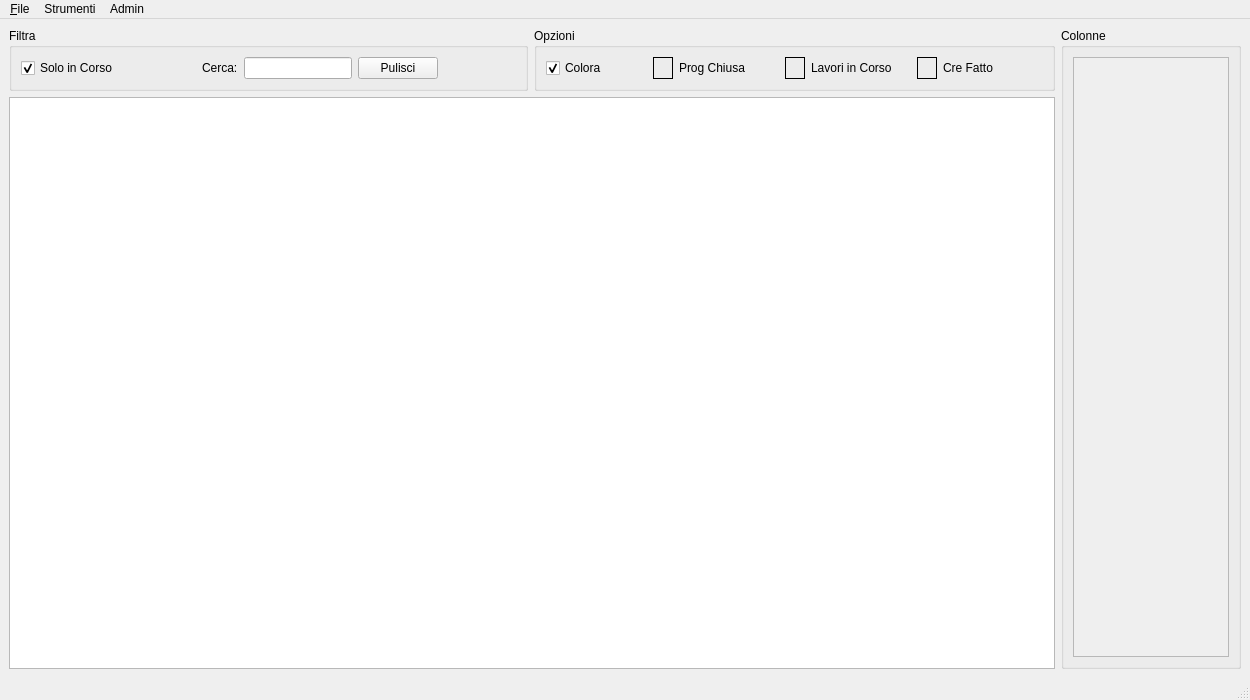
Old version of the form mainwindow.ui in the repository tarateo78/Praticometro.
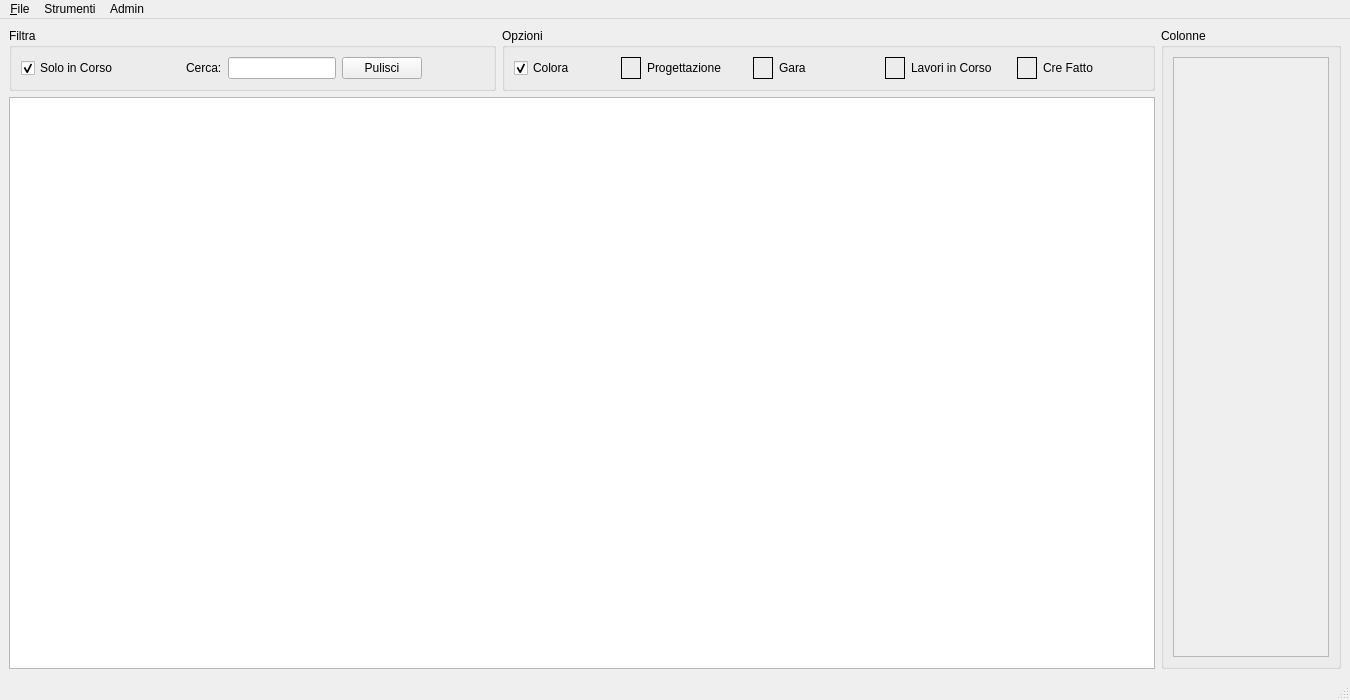
New version of the form.

```diff
--- a/mainwindow.ui
+++ b/mainwindow.ui
@@ -6,7 +6,7 @@
    <rect>
     <x>0</x>
     <y>0</y>
-    <width>1250</width>
+    <width>1350</width>
     <height>700</height>
    </rect>
   </property>
@@ -161,7 +161,36 @@
                     </size>
                    </property>
                    <property name="text">
-                    <string>Prog Chiusa</string>
+                    <string>Progettazione</string>
+                   </property>
+                  </widget>
+                 </item>
+                 <item>
+                  <widget class="QLabel" name="gara">
+                   <property name="minimumSize">
+                    <size>
+                     <width>20</width>
+                     <height>0</height>
+                    </size>
+                   </property>
+                   <property name="frameShape">
+                    <enum>QFrame::Box</enum>
+                   </property>
+                   <property name="text">
+                    <string/>
+                   </property>
+                  </widget>
+                 </item>
+                 <item>
+                  <widget class="QLabel" name="label_5">
+                   <property name="minimumSize">
+                    <size>
+                     <width>100</width>
+                     <height>0</height>
+                    </size>
+                   </property>
+                   <property name="text">
+                    <string>Gara</string>
                    </property>
                   </widget>
                  </item>
@@ -272,8 +301,8 @@
              <rect>
               <x>0</x>
               <y>0</y>
-              <width>154</width>
-              <height>579</height>
+              <width>158</width>
+              <height>599</height>
              </rect>
             </property>
             <layout class="QVBoxLayout" name="verticalLayout_2">
@@ -296,8 +325,8 @@
     <rect>
      <x>0</x>
      <y>0</y>
-     <width>1250</width>
-     <height>26</height>
+     <width>1350</width>
+     <height>22</height>
     </rect>
    </property>
    <widget class="QMenu" name="menuStrumenti">
```
